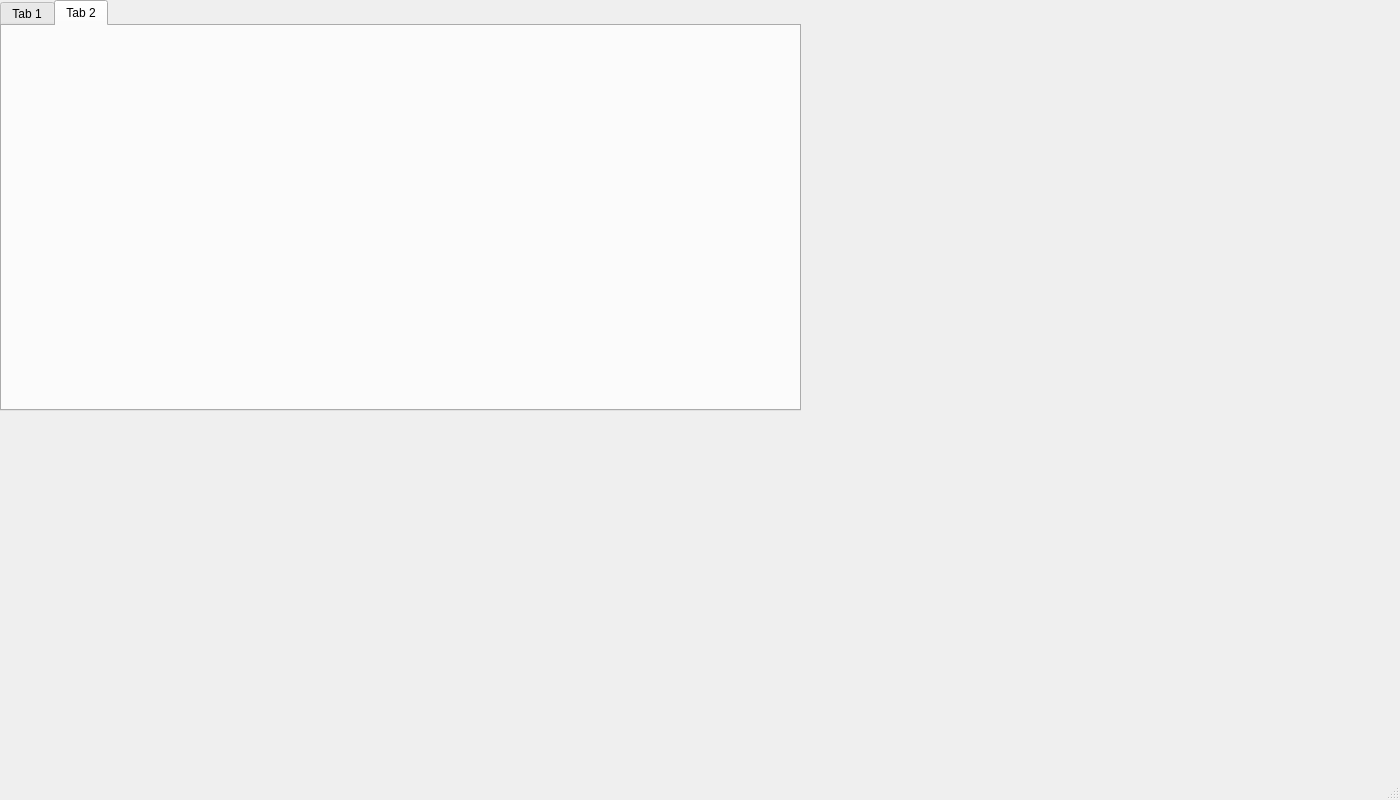
Before: the Qt Designer form Homeaccounting-qt/mainwindow.ui in GNewiger/Homeaccounting-old, drawn with Qt 5.
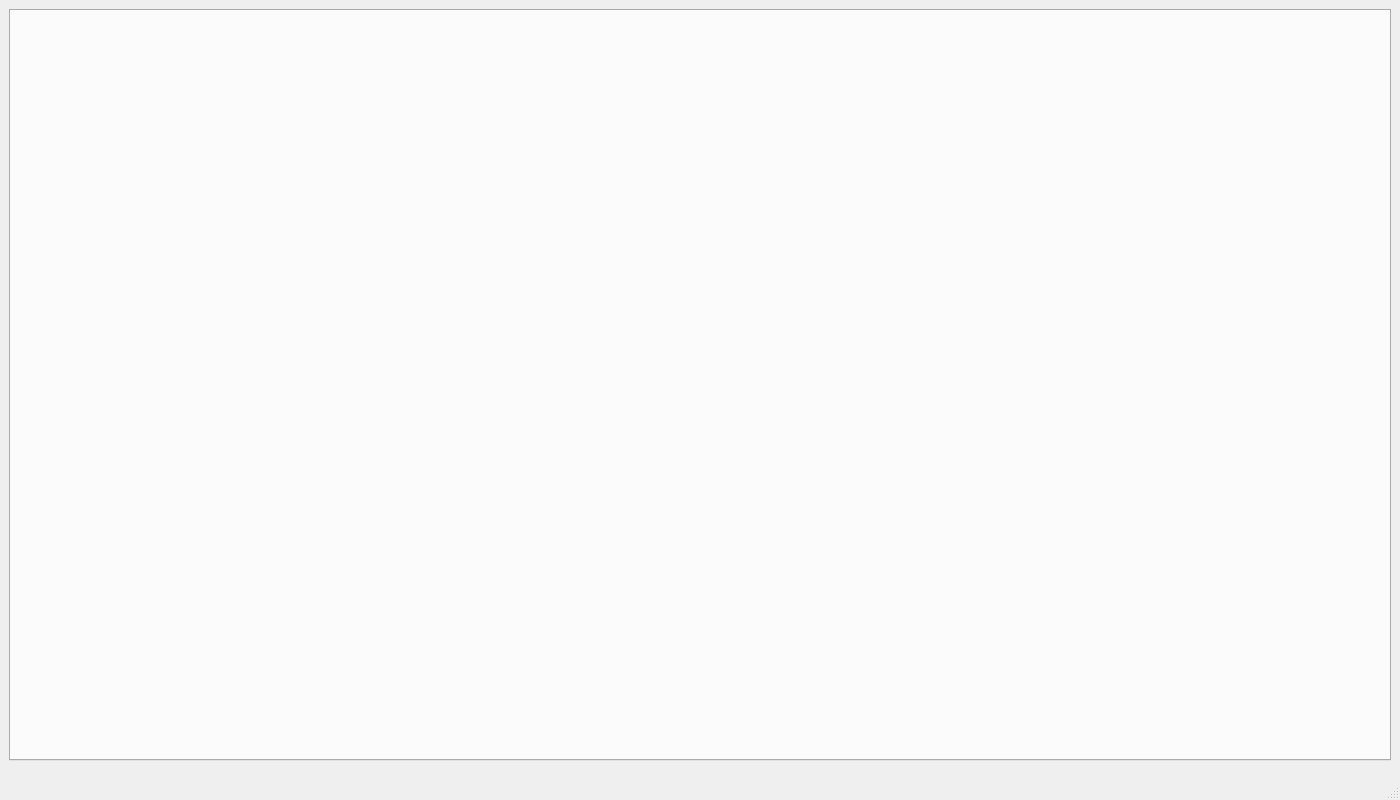
After: the same form once the commit is applied.

What changed in the file:
```diff
--- a/Homeaccounting-qt/mainwindow.ui
+++ b/Homeaccounting-qt/mainwindow.ui
@@ -12,37 +12,47 @@
   </property>
   <property name="minimumSize">
    <size>
-    <width>1200</width>
-    <height>600</height>
+    <width>0</width>
+    <height>0</height>
    </size>
   </property>
+  <property name="font">
+   <font>
+    <family>Courier New</family>
+    <pointsize>16</pointsize>
+   </font>
+  </property>
   <property name="windowTitle">
    <string>MainWindow</string>
   </property>
   <widget class="QWidget" name="centralwidget">
-   <widget class="QTabWidget" name="tabWidget">
-    <property name="geometry">
-     <rect>
-      <x>0</x>
-      <y>0</y>
-      <width>801</width>
-      <height>411</height>
-     </rect>
-    </property>
-    <property name="currentIndex">
-     <number>1</number>
-    </property>
-    <widget class="QWidget" name="tab">
-     <attribute name="title">
-      <string>Tab 1</string>
-     </attribute>
-    </widget>
-    <widget class="QWidget" name="tab_2">
-     <attribute name="title">
-      <string>Tab 2</string>
-     </attribute>
-    </widget>
-   </widget>
+   <layout class="QVBoxLayout" name="verticalLayout">
+    <item>
+     <widget class="QTabWidget" name="tabWidget">
+      <property name="sizePolicy">
+       <sizepolicy hsizetype="Expanding" vsizetype="Expanding">
+        <horstretch>0</horstretch>
+        <verstretch>0</verstretch>
+       </sizepolicy>
+      </property>
+      <property name="minimumSize">
+       <size>
+        <width>800</width>
+        <height>400</height>
+       </size>
+      </property>
+      <property name="font">
+       <font>
+        <family>Courier New</family>
+        <pointsize>28</pointsize>
+       </font>
+      </property>
+      <property name="currentIndex">
+       <number>-1</number>
+      </property>
+     </widget>
+    </item>
+   </layout>
   </widget>
   <widget class="QStatusBar" name="statusbar"/>
  </widget>
```
Left out of the diff: 2 changed lines with no effect on the pictures.
